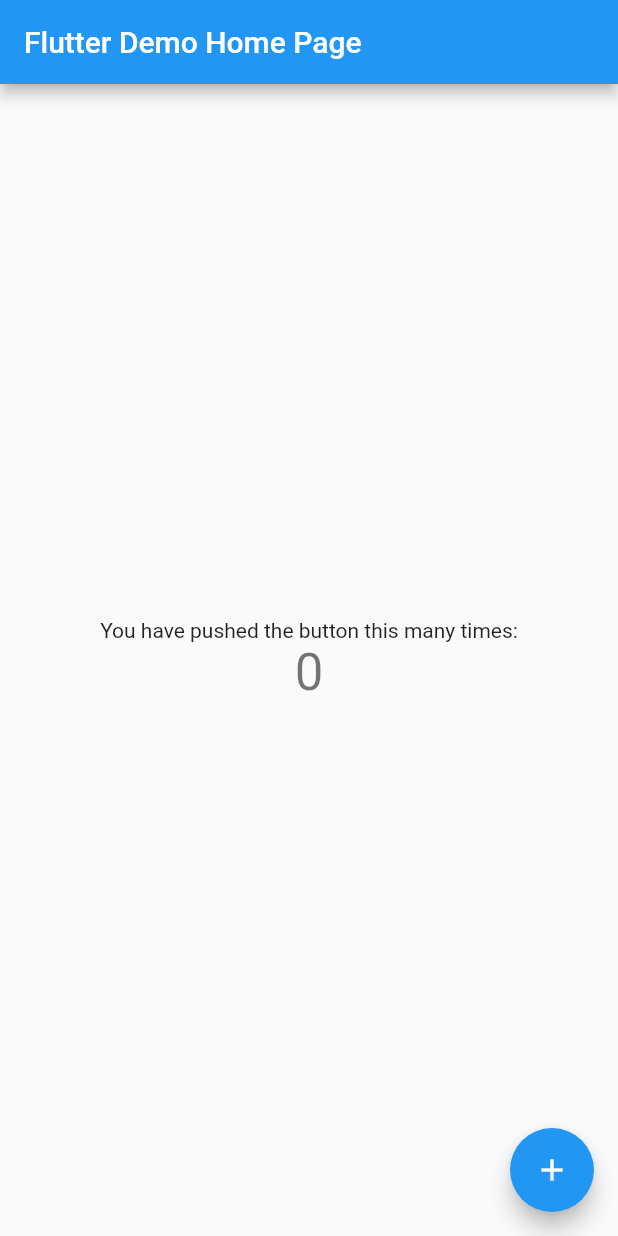
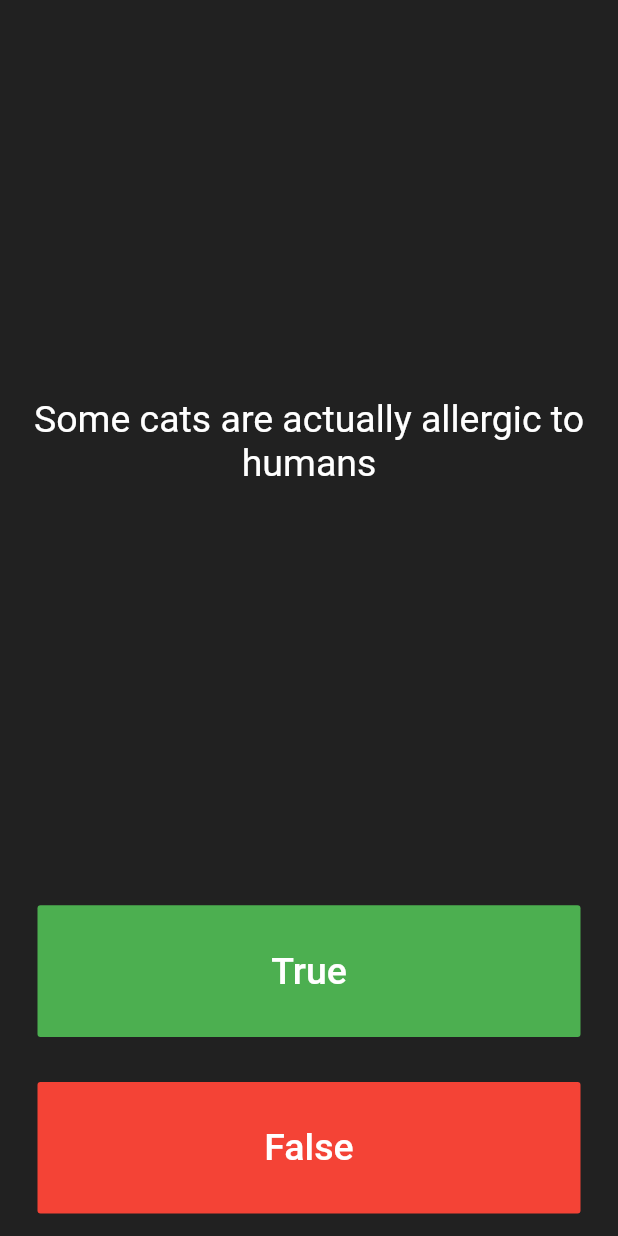
Before and after one commit to SHAH-JI/quizzler_flutter, a Flutter app: the screen it shows after launch, on a phone screen of 412 x 824 dp. Run offline on Flutter 3.47's test engine with Material 2 defaults, Android fonts, the phone set to English and light mode, and no system bars; our stand-ins replace rflutter_alert.

Commit message:
Complete App
Completed the application with full functionalities.

```diff
--- a/lib/main.dart
+++ b/lib/main.dart
@@ -1,111 +1,123 @@
+import 'package:flutter/cupertino.dart';
 import 'package:flutter/material.dart';
+import 'package:rflutter_alert/rflutter_alert.dart';
+import 'quiz_brain.dart';
 
-void main() => runApp(MyApp());
+QuizBrain quizBrain = QuizBrain();
 
-class MyApp extends StatelessWidget {
-  // This widget is the root of your application.
+void main() => runApp(Quizzler());
+
+class Quizzler extends StatelessWidget {
   @override
   Widget build(BuildContext context) {
     return MaterialApp(
-      title: 'Flutter Demo',
-      theme: ThemeData(
-        // This is the theme of your application.
-        //
-        // Try running your application with "flutter run". You'll see the
-        // application has a blue toolbar. Then, without quitting the app, try
-        // changing the primarySwatch below to Colors.green and then invoke
-        // "hot reload" (press "r" in the console where you ran "flutter run",
-        // or simply save your changes to "hot reload" in a Flutter IDE).
-        // Notice that the counter didn't reset back to zero; the application
-        // is not restarted.
-        primarySwatch: Colors.blue,
+      home: Scaffold(
+        backgroundColor: Colors.grey.shade900,
+        body: SafeArea(
+          child: Padding(
+            padding: EdgeInsets.symmetric(horizontal: 10.0),
+            child: QuizPage(),
+          ),
+        ),
       ),
-      home: MyHomePage(title: 'Flutter Demo Home Page'),
     );
   }
 }
 
-class MyHomePage extends StatefulWidget {
-  MyHomePage({Key key, this.title}) : super(key: key);
-
-  // This widget is the home page of your application. It is stateful, meaning
-  // that it has a State object (defined below) that contains fields that affect
-  // how it looks.
-
-  // This class is the configuration for the state. It holds the values (in this
-  // case the title) provided by the parent (in this case the App widget) and
-  // used by the build method of the State. Fields in a Widget subclass are
-  // always marked "final".
-
-  final String title;
-
+class QuizPage extends StatefulWidget {
   @override
-  _MyHomePageState createState() => _MyHomePageState();
+  _QuizPageState createState() => _QuizPageState();
 }
 
-class _MyHomePageState extends State<MyHomePage> {
-  int _counter = 0;
-
-  void _incrementCounter() {
+class _QuizPageState extends State<QuizPage> {
+  List<Icon> scoreKeeper = [];
+  void checkAnswer(bool userPickedAnswer) {
+    bool correctAnswer = quizBrain.getQuestionAnswer();
     setState(() {
-      // This call to setState tells the Flutter framework that something has
-      // changed in this State, which causes it to rerun the build method below
-      // so that the display can reflect the updated values. If we changed
-      // _counter without calling setState(), then the build method would not be
-      // called again, and so nothing would appear to happen.
-      _counter++;
+      if (userPickedAnswer == correctAnswer) {
+        scoreKeeper.add(Icon(
+          Icons.check,
+          color: Colors.green,
+        ));
+      } else {
+        scoreKeeper.add(Icon(
+          Icons.close,
+          color: Colors.red,
+        ));
+      }
+      if (quizBrain.isFinished()) {
+        Alert(context: context, title: "End Game", desc: "Game has Ended.")
+            .show();
+        quizBrain.reset();
+        scoreKeeper.removeRange(0, scoreKeeper.length);
+      } else {
+        quizBrain.nextQuestion();
+      }
     });
   }
 
   @override
   Widget build(BuildContext context) {
-    // This method is rerun every time setState is called, for instance as done
-    // by the _incrementCounter method above.
-    //
-    // The Flutter framework has been optimized to make rerunning build methods
-    // fast, so that you can just rebuild anything that needs updating rather
-    // than having to individually change instances of widgets.
-    return Scaffold(
-      appBar: AppBar(
-        // Here we take the value from the MyHomePage object that was created by
-        // the App.build method, and use it to set our appbar title.
-        title: Text(widget.title),
-      ),
-      body: Center(
-        // Center is a layout widget. It takes a single child and positions it
-        // in the middle of the parent.
-        child: Column(
-          // Column is also a layout widget. It takes a list of children and
-          // arranges them vertically. By default, it sizes itself to fit its
-          // children horizontally, and tries to be as tall as its parent.
-          //
-          // Invoke "debug painting" (press "p" in the console, choose the
-          // "Toggle Debug Paint" action from the Flutter Inspector in Android
-          // Studio, or the "Toggle Debug Paint" command in Visual Studio Code)
-          // to see the wireframe for each widget.
-          //
-          // Column has various properties to control how it sizes itself and
-          // how it positions its children. Here we use mainAxisAlignment to
-          // center the children vertically; the main axis here is the vertical
-          // axis because Columns are vertical (the cross axis would be
-          // horizontal).
-          mainAxisAlignment: MainAxisAlignment.center,
-          children: <Widget>[
-            Text(
-              'You have pushed the button this many times:',
+    return Column(
+      mainAxisAlignment: MainAxisAlignment.spaceBetween,
+      crossAxisAlignment: CrossAxisAlignment.stretch,
+      children: <Widget>[
+        Expanded(
+          flex: 5,
+          child: Padding(
+            padding: EdgeInsets.all(10.0),
+            child: Center(
+              child: Text(
+                quizBrain.getQuestionText(),
+                textAlign: TextAlign.center,
+                style: TextStyle(
+                  fontSize: 25.0,
+                  color: Colors.white,
+                ),
+              ),
             ),
-            Text(
-              '$_counter',
-              style: Theme.of(context).textTheme.display1,
+          ),
+        ),
+        Expanded(
+          child: Padding(
+            padding: EdgeInsets.all(15.0),
+            child: FlatButton(
+              onPressed: () {
+                checkAnswer(true);
+              },
+              textColor: Colors.white,
+              color: Colors.green,
+              child: Text(
+                'True',
+                style: TextStyle(
+                  fontSize: 25.0,
+                ),
+              ),
             ),
-          ],
+          ),
         ),
-      ),
-      floatingActionButton: FloatingActionButton(
-        onPressed: _incrementCounter,
-        tooltip: 'Increment',
-        child: Icon(Icons.add),
-      ), // This trailing comma makes auto-formatting nicer for build methods.
+        Expanded(
+          child: Padding(
+            padding: EdgeInsets.all(15.0),
+            child: FlatButton(
+              onPressed: () {
+                checkAnswer(false);
+              },
+              textColor: Colors.white,
+              color: Colors.red,
+              child: Text(
+                'False',
+                style: TextStyle(
+                  fontSize: 25.0,
+                ),
+              ),
+            ),
+          ),
+        ),
+        Row(
+          children: scoreKeeper,
+        )
+      ],
     );
   }
 }
--- /dev/null
+++ b/lib/quiz_brain.dart
@@ -0,0 +1,57 @@
+import 'Question.dart';
+
+class QuizBrain {
+  int _questionNumber = 0;
+  List<Question> _questionBank = [
+    Question('Some cats are actually allergic to humans', true),
+    Question('You can lead a cow down stairs but not up stairs.', false),
+    Question('Approximately one quarter of human bones are in the feet.', true),
+    Question('A slug\'s blood is green.', true),
+    Question('Buzz Aldrin\'s mother\'s maiden name was \"Moon\".', true),
+    Question('It is illegal to pee in the Ocean in Portugal.', true),
+    Question(
+        'No piece of square dry paper can be folded in half more than 7 times.',
+        false),
+    Question(
+        'In London, UK, if you happen to die in the House of Parliament, you are technically entitled to a state funeral, because the building is considered too sacred a place.',
+        true),
+    Question(
+        'The loudest sound produced by any animal is 188 decibels. That animal is the African Elephant.',
+        false),
+    Question(
+        'The total surface area of two human lungs is approximately 70 square metres.',
+        true),
+    Question('Google was originally called \"Backrub\".', true),
+    Question(
+        'Chocolate affects a dog\'s heart and nervous system; a few ounces are enough to kill a small dog.',
+        true),
+    Question(
+        'In West Virginia, USA, if you accidentally hit an animal with your car, you are free to take it home to eat.',
+        true),
+  ];
+  bool isFinished() {
+    if (_questionNumber < _questionBank.length - 1) {
+      return false;
+    } else {
+      return true;
+    }
+  }
+
+  void reset() {
+    _questionNumber = 0;
+  }
+
+  void nextQuestion() {
+    if (_questionNumber < _questionBank.length - 1) {
+      _questionNumber++;
+    }
+  }
+
+  String getQuestionText() {
+    return _questionBank[_questionNumber].questionText;
+  }
+
+  bool getQuestionAnswer() {
+    return _questionBank[_questionNumber].questionAnswer;
+  }
+}
```
Also changed, not shown: lib/Question.dart (added, +9 -0 lines), pubspec.yaml (+1 -13 lines), pubspec.lock, 1 other file.
